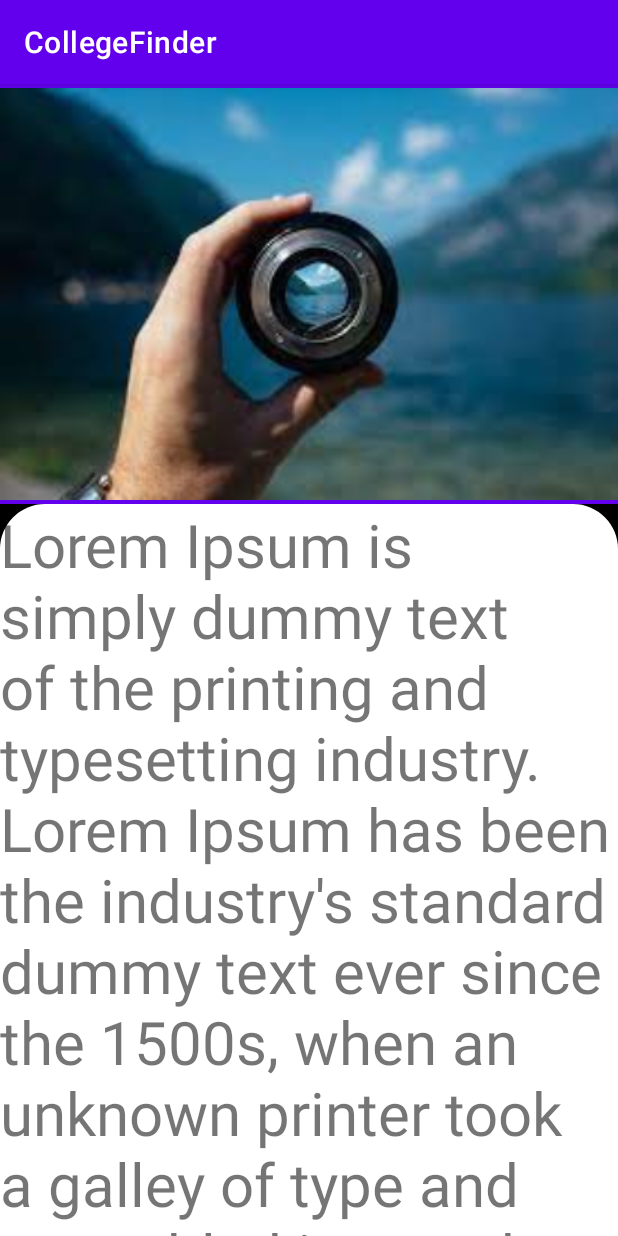
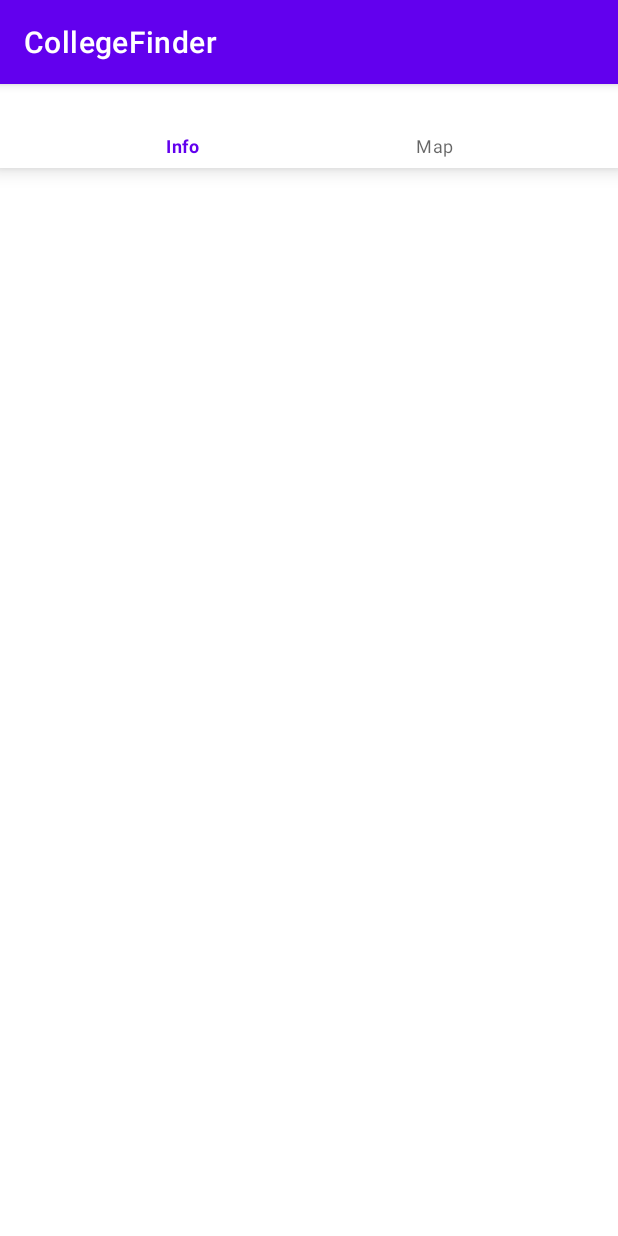
Before and after one commit to NamanHimmatramka/College-Finder, an Android app: the CollegeInfoActivity screen opened directly, with no data from a screen before it, on a phone screen of 412 x 824 dp. Run offline under Robolectric (Android 15) with nearby library versions, the phone set to English and light mode, and no system bars.

Commit message:
College Info Fragment

```diff
--- a/app/build.gradle
+++ b/app/build.gradle
@@ -33,6 +33,7 @@ dependencies {
     implementation 'androidx.appcompat:appcompat:1.4.0'
     implementation 'com.google.android.material:material:1.4.0'
     implementation 'androidx.constraintlayout:constraintlayout:2.1.2'
+    implementation 'androidx.legacy:legacy-support-v4:1.0.0'
     testImplementation 'junit:junit:4.+'
     androidTestImplementation 'androidx.test.ext:junit:1.1.3'
     androidTestImplementation 'androidx.test.espresso:espresso-core:3.4.0'
--- a/app/src/main/java/com/example/collegefinder/CollegeInfoActivity.java
+++ b/app/src/main/java/com/example/collegefinder/CollegeInfoActivity.java
@@ -1,14 +1,41 @@
 package com.example.collegefinder;
 
+import androidx.annotation.NonNull;
 import androidx.appcompat.app.AppCompatActivity;
 
 import android.os.Bundle;
+import android.view.MenuItem;
+
+import com.google.android.material.bottomnavigation.BottomNavigationView;
 
 public class CollegeInfoActivity extends AppCompatActivity {
+
+    BottomNavigationView bottomNavigationView;
 
     @Override
     protected void onCreate(Bundle savedInstanceState) {
         super.onCreate(savedInstanceState);
         setContentView(R.layout.activity_college_info);
+
+        bottomNavigationView = findViewById(R.id.bottom_navigation_view);
+        bottomNavigationView.setOnNavigationItemSelectedListener(new BottomNavigationView.OnNavigationItemSelectedListener() {
+            @Override
+            public boolean onNavigationItemSelected(@NonNull MenuItem item) {
+
+                switch(item.getItemId())
+                {
+                    case R.id.info:
+                        getSupportFragmentManager().beginTransaction().replace(R.id.college_info_frame_layout, new CollegeInfoFragment()).commit();
+                        return true;
+
+                    case R.id.map:
+                        getSupportFragmentManager().beginTransaction().replace(R.id.college_info_frame_layout, new CollegeMapFragment()).commit();
+                        return true;
+                }
+
+
+                return false;
+            }
+        });
     }
 }
--- a/app/src/main/res/layout/activity_college_info.xml
+++ b/app/src/main/res/layout/activity_college_info.xml
@@ -4,42 +4,21 @@
     xmlns:tools="http://schemas.android.com/tools"
     android:layout_width="match_parent"
     android:layout_height="match_parent"
-    android:background="@color/black"
     tools:context=".CollegeInfoActivity">
 
-    <com.google.android.material.appbar.AppBarLayout
+    <com.google.android.material.bottomnavigation.BottomNavigationView
+        android:id="@+id/bottom_navigation_view"
         android:layout_width="match_parent"
-        android:layout_height="280dp"
-        android:fitsSystemWindows="true"
-        >
-        <com.google.android.material.appbar.CollapsingToolbarLayout
-            android:layout_width="match_parent"
-            android:layout_height="match_parent"
-            android:fitsSystemWindows="true"
-            app:contentScrim="?attr/colorPrimary"
-            app:layout_scrollFlags="scroll|snap|exitUntilCollapsed"
-            >
+        android:layout_height="wrap_content"
+        app:menu="@menu/menu"/>
 
-            <ImageView
-                android:layout_width="match_parent"
-                android:layout_height="match_parent"
-                android:src="@drawable/download"
-                app:layout_collapseMode="parallax"
-                />
-        </com.google.android.material.appbar.CollapsingToolbarLayout>
-    </com.google.android.material.appbar.AppBarLayout>
-
-    <androidx.core.widget.NestedScrollView
+    <FrameLayout
         android:layout_width="match_parent"
         android:layout_height="match_parent"
-        app:layout_behavior="com.google.android.material.appbar.AppBarLayout$ScrollingViewBehavior"
-        android:background="@drawable/college_info_bg">
+        android:id="@+id/college_info_frame_layout"/>
 
-        <TextView
-            android:layout_width="match_parent"
-            android:layout_height="match_parent"
-            android:textSize="40sp"
-            android:text="Lorem Ipsum is simply dummy text of the printing and typesetting industry. Lorem Ipsum has been the industry's standard dummy text ever since the 1500s, when an unknown printer took a galley of type and scrambled it to make a type specimen book. It has survived not only five centuries, but also the leap into electronic typesetting, remaining essentially unchanged. It was popularised in the 1960s with the release of Letraset sheets containing Lorem Ipsum passages, and more recently with desktop publishing software like Aldus PageMaker including versions of Lorem Ipsum"/>
-    </androidx.core.widget.NestedScrollView>
+
+
+
 
 </androidx.coordinatorlayout.widget.CoordinatorLayout>
--- /dev/null
+++ b/app/src/main/res/menu/menu.xml
@@ -0,0 +1,8 @@
+<?xml version="1.0" encoding="utf-8"?>
+<menu xmlns:android="http://schemas.android.com/apk/res/android">
+
+    <item android:id="@+id/info"
+        android:title="Info"/>
+    <item android:id="@+id/map"
+        android:title="Map"/>
+</menu>
--- a/app/src/main/res/values/strings.xml
+++ b/app/src/main/res/values/strings.xml
@@ -1,3 +1,5 @@
 <resources>
     <string name="app_name">CollegeFinder</string>
+    <!-- TODO: Remove or change this placeholder text -->
+    <string name="hello_blank_fragment">Hello blank fragment</string>
 </resources>
```
Also changed, not shown: app/src/main/java/com/example/collegefinder/CollegeInfoFragment.java (added, +64 -0 lines), app/src/main/java/com/example/collegefinder/CollegeMapFragment.java (added, +79 -0 lines), app/src/main/res/layout/fragment_college_info.xml (added, +56 -0 lines), app/src/main/res/layout/fragment_college_map.xml (added, +17 -0 lines).
